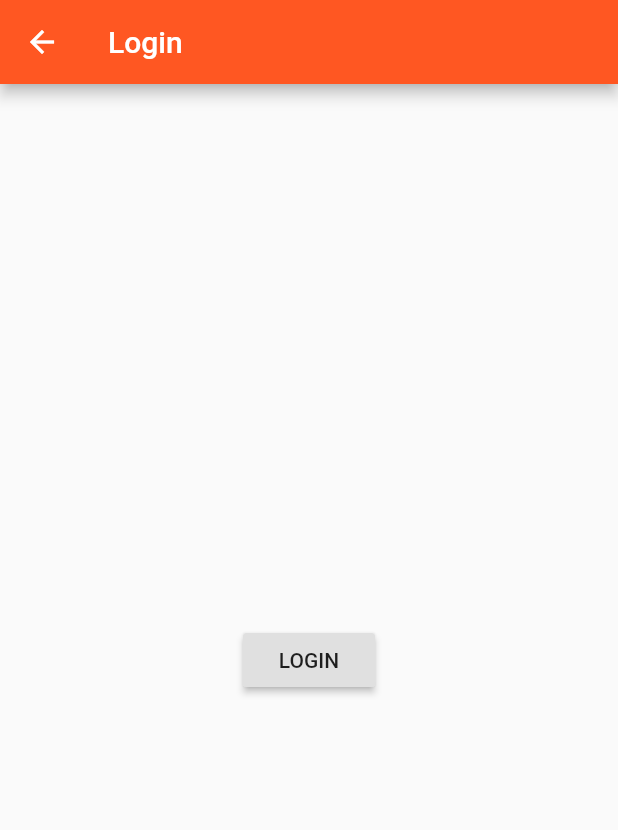
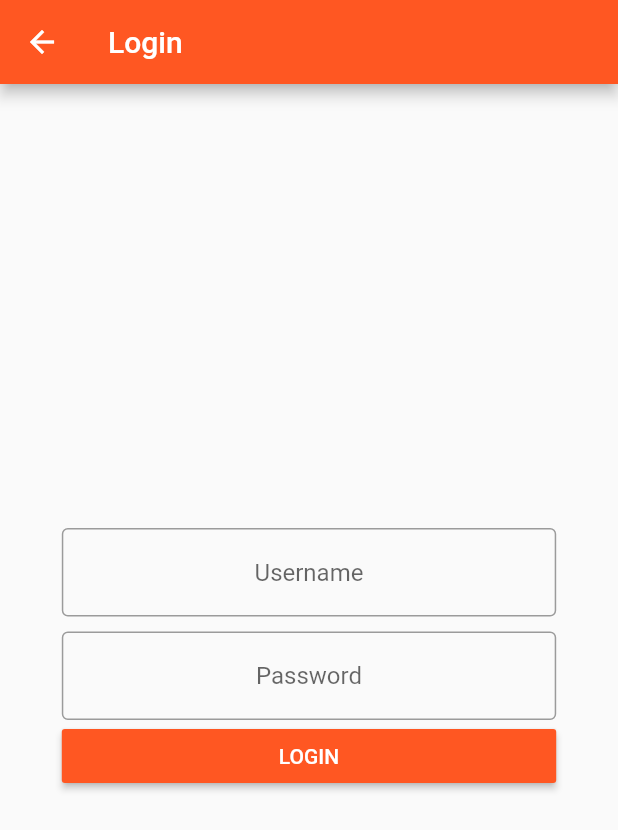
Before and after one commit to Luquatic/first_app, a Flutter app: the AuthPage screen opened directly, on a phone screen of 412 x 824 dp. Shown: the top 830 px of the screen. Run offline on Flutter 3.47's test engine with Material 2 defaults, Android fonts, the phone set to English and light mode, and no system bars.

Commit message:
added login

```diff
--- a/lib/main.dart
+++ b/lib/main.dart
@@ -35,7 +35,8 @@ class _MyAppState extends State<MyApp> {
       theme: ThemeData(primarySwatch: Colors.deepOrange),
       // home: AuthPage(),
       routes: {
-        '/': (BuildContext context) => ProductsPage(_products),
+        '/': (BuildContext context) => AuthPage(),
+        '/products': (BuildContext context) => ProductsPage(_products),
         '/admin': (BuildContext context) => ProductsAdminPage(_addProduct, _deleteProduct),
       },
       onGenerateRoute: (RouteSettings settings) {
--- a/lib/pages/auth.dart
+++ b/lib/pages/auth.dart
@@ -1,8 +1,16 @@
 import 'package:flutter/material.dart';
 
-import './products.dart';
+class AuthPage extends StatefulWidget {
+  @override
+  State<StatefulWidget> createState() {
+    return _AuthPageState();
+  }
+}
 
-class AuthPage extends StatelessWidget {
+class _AuthPageState extends State<AuthPage> {
+  String _usernameValue;
+  String _passwordValue;
+
   @override
   Widget build(BuildContext context) {
     return Scaffold(
@@ -10,11 +18,46 @@ class AuthPage extends StatelessWidget {
         title: Text('Login'),
       ),
       body: Center(
-        child: RaisedButton(
-          child: Text('LOGIN'),
-          onPressed: () {
-            Navigator.pushReplacementNamed(context, '/');
-          },
+        child: Container(
+          width: MediaQuery.of(context).size.width * 0.80,
+          child: ListView(shrinkWrap: true, children: <Widget>[
+            TextField(
+              textAlign: TextAlign.center,
+              decoration: InputDecoration(
+                border: OutlineInputBorder(),
+                hintText: 'Username',
+              ),
+              onChanged: (String value) {
+                setState(() {
+                  _usernameValue = value;
+                });
+              },
+            ),
+            SizedBox(height: 10.0),
+            TextField(
+              textAlign: TextAlign.center,
+              obscureText: true,
+              decoration: InputDecoration(
+                border: OutlineInputBorder(),
+                hintText: 'Password',
+              ),
+              onChanged: (String value) {
+                setState(() {
+                  _passwordValue = value;
+                });
+              },
+            ),
+            RaisedButton(
+              color: Theme.of(context).primaryColor,
+              textColor: Colors.white,
+              child: Text('LOGIN'),
+              onPressed: () {
+                print(_usernameValue);
+                print(_passwordValue);
+                Navigator.pushReplacementNamed(context, '/products');
+              },
+            ),
+          ]),
         ),
       ),
     );
--- a/lib/pages/products_admin.dart
+++ b/lib/pages/products_admin.dart
@@ -24,7 +24,7 @@ class ProductsAdminPage extends StatelessWidget {
               ListTile(
                   title: Text('All Products'),
                   onTap: () {
-                    Navigator.pushReplacementNamed(context, '/');
+                    Navigator.pushReplacementNamed(context, '/products');
                   })
             ],
           ),
```
Also changed, not shown: lib/pages/product_create.dart (+11 -9 lines).
